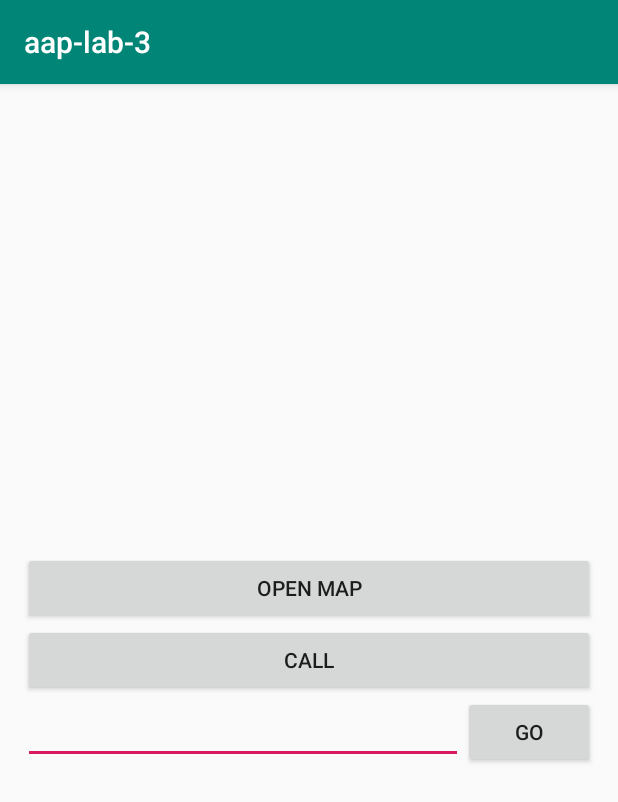
After one commit to RachelPolachova/aap-oamk-lab3, an Android app: the ExternalActivity screen opened directly, with no data from a screen before it, on a phone screen of 412 x 824 dp. The commit adds this screen. Shown: the top 802 px of the screen. Run offline under Robolectric (Android 15) with nearby library versions, the phone set to English and light mode, and no system bars.

Commit message:
External activities finished

```diff
--- a/app/src/main/AndroidManifest.xml
+++ b/app/src/main/AndroidManifest.xml
@@ -9,7 +9,8 @@
 		android:roundIcon="@mipmap/ic_launcher_round"
 		android:supportsRtl="true"
 		android:theme="@style/AppTheme">
-		<activity android:name=".MenusActivity"></activity>
+		<activity android:name=".ExternalActivity"></activity>
+		<activity android:name=".MenusActivity" />
 		<activity android:name=".MainActivity">
 			<intent-filter>
 				<action android:name="android.intent.action.MAIN" />
--- /dev/null
+++ b/app/src/main/java/com/rachel/polachova/aap_lab_3/ExternalActivity.java
@@ -0,0 +1,92 @@
+package com.rachel.polachova.aap_lab_3;
+
+import android.Manifest;
+import android.content.Intent;
+import android.content.pm.PackageManager;
+import android.net.Uri;
+import android.support.v4.app.ActivityCompat;
+import android.support.v4.content.ContextCompat;
+import android.support.v7.app.AppCompatActivity;
+import android.os.Bundle;
+import android.view.View;
+import android.widget.Button;
+import android.widget.TextView;
+import android.widget.Toast;
+
+public class ExternalActivity extends AppCompatActivity {
+
+    int REQUEST_PHONE_CALL = 1;
+
+    @Override
+    protected void onCreate(Bundle savedInstanceState) {
+        super.onCreate(savedInstanceState);
+        setContentView(R.layout.activity_external);
+        setupButtons();
+    }
+
+    private void setupButtons() {
+        setupOpenMapButton();
+        setupCallButton();
+        setupOpenWebsiteButton();
+    }
+
+    private void setupOpenMapButton() {
+        Button mapBtn = findViewById(R.id.open_map);
+        mapBtn.setOnClickListener(new View.OnClickListener() {
+            @Override
+            public void onClick(View v) {
+                openMap();
+            }
+        });
+    }
+
+    private void openMap() {
+        Double lat = 64.9996576;
+        Double lon = 25.5107027;
+        Uri location = Uri.parse("geo:" + lat + "," + lon);
+        Intent mapIntent = new Intent(Intent.ACTION_VIEW, location);
+        startActivity(mapIntent);
+    }
+
+    private void setupCallButton() {
+        Button callButton = findViewById(R.id.call);
+        callButton.setOnClickListener(new View.OnClickListener() {
+            @Override
+            public void onClick(View v) {
+                makeCall();
+            }
+        });
+    }
+
+    private void makeCall() {
+        Uri number = Uri.parse("tel:+3582061102000");
+        Intent callIntent = new Intent(Intent.ACTION_DIAL, number);
+
+        startActivity(callIntent);
+
+
+    }
+
+    private void setupOpenWebsiteButton() {
+        final Button openWebsiteButton = findViewById(R.id.go);
+        openWebsiteButton.setOnClickListener(new View.OnClickListener() {
+            @Override
+            public void onClick(View v) {
+                openWebsite();
+            }
+        });
+    }
+
+    private void openWebsite() {
+        TextView textView = findViewById(R.id.website_url);
+        if (textView.length() > 0 && textView.getText().toString().contains("http")) {
+
+            Uri url = Uri.parse(textView.getText().toString());
+            Intent websiteIntent = new Intent(Intent.ACTION_VIEW, url);
+            startActivity(websiteIntent);
+
+        } else {
+            Toast.makeText(getApplicationContext(), "Enter url please", Toast.LENGTH_SHORT).show();
+        }
+    }
+}
--- /dev/null
+++ b/app/src/main/res/layout/activity_external.xml
@@ -0,0 +1,56 @@
+<?xml version="1.0" encoding="utf-8"?>
+<android.support.constraint.ConstraintLayout xmlns:android="http://schemas.android.com/apk/res/android"
+    xmlns:app="http://schemas.android.com/apk/res-auto"
+    xmlns:tools="http://schemas.android.com/tools"
+    android:layout_width="match_parent"
+    android:layout_height="match_parent"
+    tools:context=".ExternalActivity">
+
+    <LinearLayout
+        android:layout_width="match_parent"
+        android:layout_height="match_parent"
+        android:orientation="vertical"
+        android:gravity="center"
+        app:layout_constraintLeft_toLeftOf="parent"
+        app:layout_constraintRight_toRightOf="parent"
+        android:layout_margin="15dp"
+        >
+
+        <Button
+            android:id="@+id/open_map"
+            android:layout_width="match_parent"
+            android:layout_height="wrap_content"
+            android:text="open map"
+            />
+
+        <Button
+            android:id="@+id/call"
+            android:layout_width="match_parent"
+            android:layout_height="wrap_content"
+            android:text="call"
+            />
+
+        <LinearLayout
+            android:layout_width="match_parent"
+            android:layout_height="wrap_content"
+            >
+
+            <EditText
+                android:id="@+id/website_url"
+                android:layout_weight="1"
+                android:layout_width="wrap_content"
+                android:layout_height="wrap_content"
+                />
+
+            <Button
+                android:id="@+id/go"
+                android:layout_width="wrap_content"
+                android:layout_height="wrap_content"
+                android:text="go"
+                />
+
+
+        </LinearLayout>
+    </LinearLayout>
+
+</android.support.constraint.ConstraintLayout>
```
Also changed, not shown: app/src/main/java/com/rachel/polachova/aap_lab_3/MainActivity.java (+12 -0 lines).
